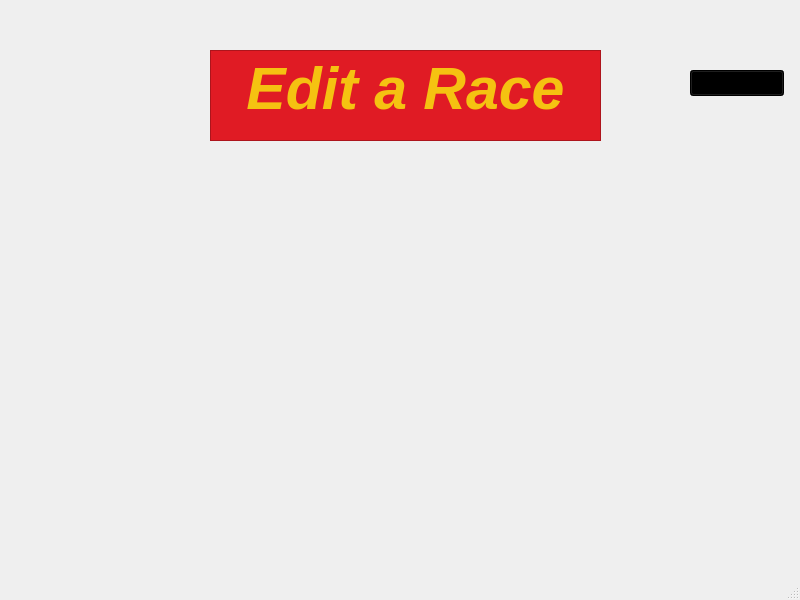
Old version of the form editor/EditorMapas/selectcircuit.ui in the repository mateozorzi/practice-sdd.
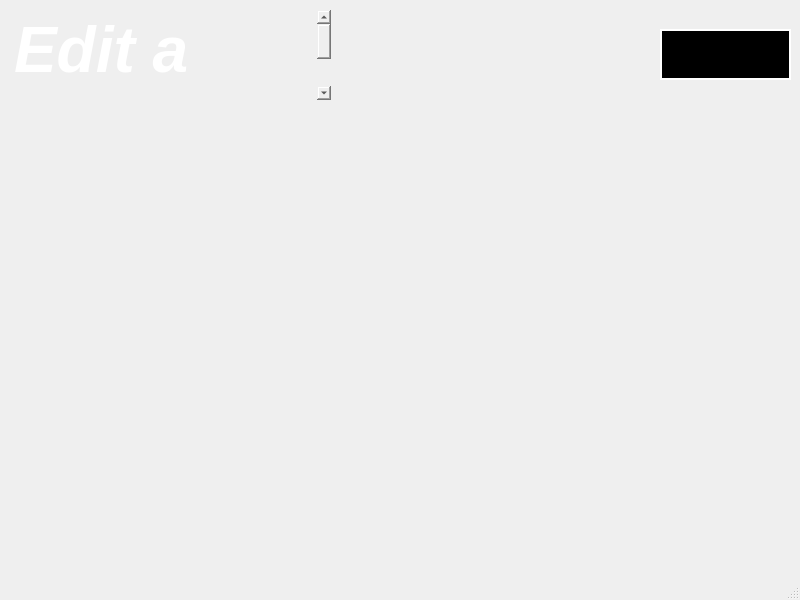
New version of the form. Icons and pictures are not drawn.

```diff
--- a/editor/EditorMapas/selectcircuit.ui
+++ b/editor/EditorMapas/selectcircuit.ui
@@ -19,18 +19,19 @@
 }</string>
   </property>
   <widget class="QWidget" name="centralwidget">
+   <layout class="QVBoxLayout" name="verticalLayout_2">
+    <item>
+     <layout class="QVBoxLayout" name="verticalLayout">
+      <item>
+       <layout class="QHBoxLayout" name="horizontalLayout">
+        <property name="leftMargin">
+         <number>0</number>
+        </property>
+        <item>
    <widget class="QTextEdit" name="Tituloventana">
     <property name="enabled">
      <bool>true</bool>
     </property>
-    <property name="geometry">
-     <rect>
-      <x>210</x>
-      <y>50</y>
-      <width>391</width>
-      <height>91</height>
-     </rect>
-    </property>
     <property name="sizePolicy">
      <sizepolicy hsizetype="Expanding" vsizetype="Expanding">
       <horstretch>0</horstretch>
@@ -39,7 +40,7 @@
     </property>
     <property name="maximumSize">
      <size>
-      <width>16777215</width>
+            <width>602</width>
       <height>92</height>
      </size>
     </property>
@@ -55,9 +56,8 @@
      <bool>true</bool>
     </property>
     <property name="styleSheet">
-     <string notr="true">border-color: rgb(245, 194, 17);
-color: rgb(245, 194, 17);
-background-color: rgb(224, 27, 36);</string>
+           <string notr="true">
+background-color: transparent;</string>
     </property>
     <property name="lineWidth">
      <number>1</number>
@@ -78,34 +78,56 @@
 li.unchecked::marker { content: &quot;\2610&quot;; }
 li.checked::marker { content: &quot;\2612&quot;; }
 &lt;/style&gt;&lt;/head&gt;&lt;body style=&quot; font-family:'Ubuntu'; font-size:44pt; font-weight:700; font-style:italic;&quot;&gt;
-&lt;p align=&quot;center&quot; style=&quot; margin-top:29px; margin-bottom:29px; margin-left:0px; margin-right:0px; -qt-block-indent:0; text-indent:0px;&quot;&gt;Edit a Race&lt;/p&gt;&lt;/body&gt;&lt;/html&gt;</string>
-    </property>
-   </widget>
+&lt;p style=&quot; margin-top:29px; margin-bottom:29px; margin-left:0px; margin-right:0px; -qt-block-indent:0; text-indent:0px;&quot;&gt;&lt;span style=&quot; font-size:48pt; color:#ffffff;&quot;&gt;Edit a Race&lt;/span&gt;&lt;/p&gt;&lt;/body&gt;&lt;/html&gt;</string>
+          </property>
+         </widget>
+        </item>
+        <item>
+         <spacer name="horizontalSpacer">
+          <property name="orientation">
+           <enum>Qt::Orientation::Horizontal</enum>
+          </property>
+          <property name="sizeHint" stdset="0">
+           <size>
+            <width>40</width>
+            <height>20</height>
+           </size>
+          </property>
+         </spacer>
+        </item>
+        <item>
    <widget class="QPushButton" name="pushButton">
-    <property name="geometry">
-     <rect>
-      <x>690</x>
-      <y>70</y>
-      <width>94</width>
-      <height>26</height>
-     </rect>
+          <property name="minimumSize">
+           <size>
+            <width>131</width>
+            <height>51</height>
+           </size>
+          </property>
+          <property name="maximumSize">
+           <size>
+            <width>131</width>
+            <height>51</height>
+           </size>
+          </property>
+          <property name="font">
+           <font>
+            <pointsize>16</pointsize>
+           </font>
     </property>
     <property name="styleSheet">
-     <string notr="true">background-color: rgb(0, 0, 0);</string>
+           <string notr="true">border: 2px solid;
+border-color: rgb(255, 255, 255);
+background-color: rgb(0, 0, 0);</string>
     </property>
     <property name="text">
      <string>Exit</string>
     </property>
    </widget>
+        </item>
+       </layout>
+      </item>
+      <item>
    <widget class="QTableWidget" name="tableRaces">
-    <property name="geometry">
-     <rect>
-      <x>10</x>
-      <y>150</y>
-      <width>781</width>
-      <height>361</height>
-     </rect>
-    </property>
     <property name="styleSheet">
      <string notr="true">QTableWidget {
 background-color: transparent;
@@ -119,7 +141,7 @@
 text-align: center;
 border: 1px solid black;
 padding: 8px;
-background-color: transparent;
+background-color: white;
 font-weight: normal;
 }
 
@@ -146,6 +168,10 @@
      <bool>false</bool>
     </attribute>
    </widget>
+      </item>
+     </layout>
+    </item>
+   </layout>
   </widget>
   <widget class="QMenuBar" name="menubar">
    <property name="geometry">
```
Lines whose indentation alone changed are shown as unchanged.
